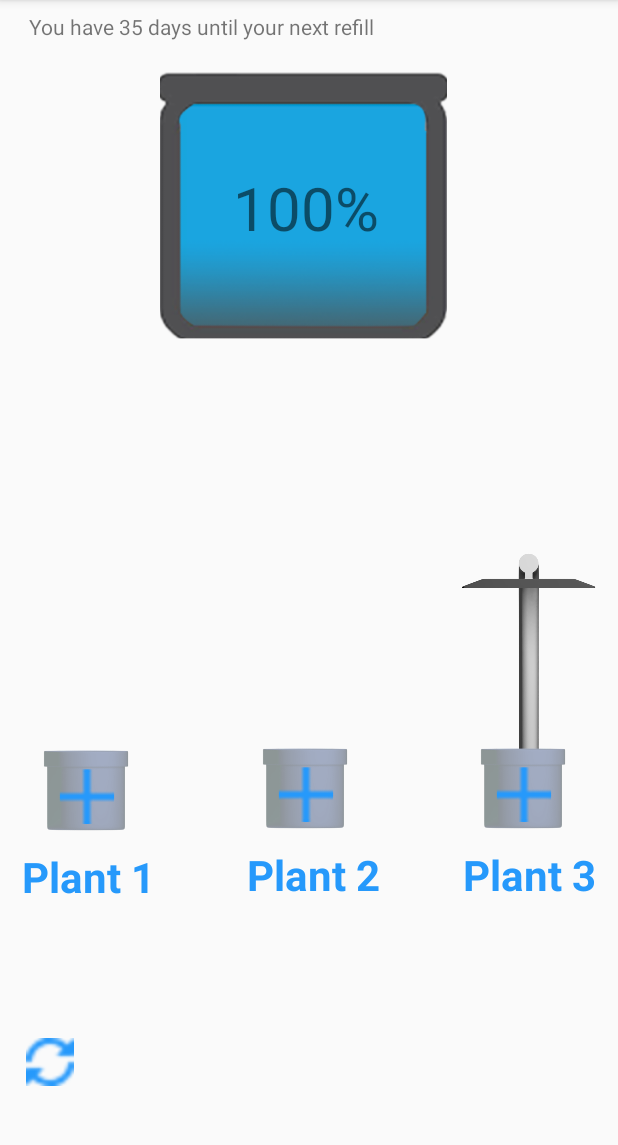
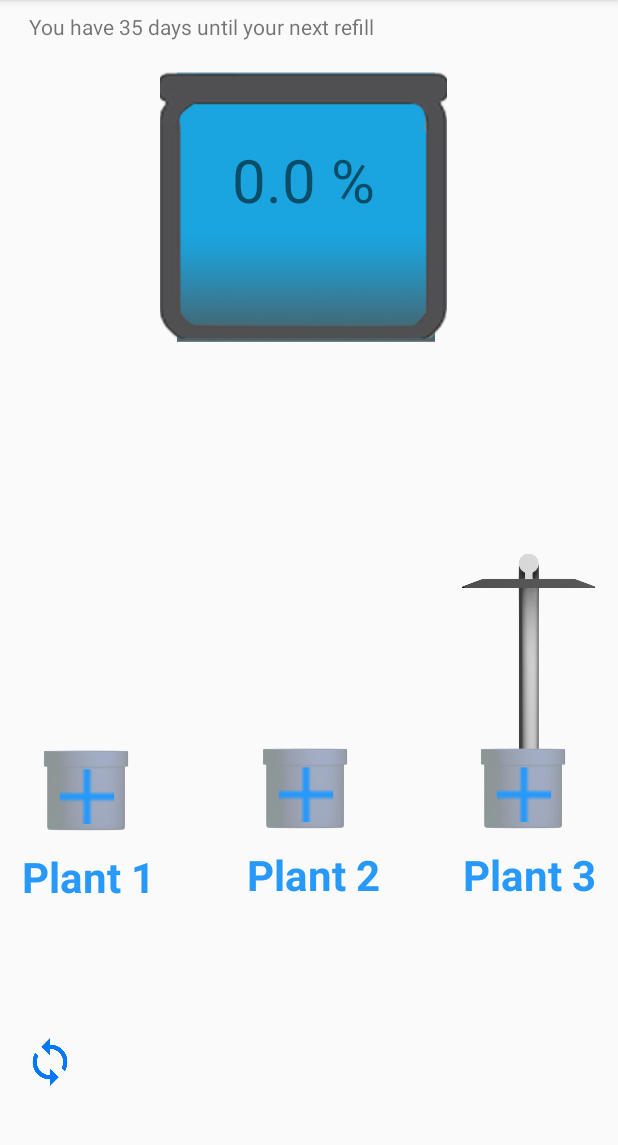
Before and after one commit to moenthelawn/Plant-Application-, an Android app: the screen it shows after launch (MainActivity), after a tap on an icon or button, on a phone screen of 412 x 824 dp, the part 84-1229 px from its top. Run offline under Robolectric (Android 15) with nearby library versions, the phone set to English and light mode, and no system bars; 6 statements that could not run were skipped; 3 other taps on this screen came first.

Commit message:
Adding the feature to automatically adjust the water tank supply based on incoming packets

```diff
--- /dev/null
+++ b/app/src/main/java/com/example/chris/plantapplication/GlobalConstants.java
@@ -0,0 +1,5 @@
+package com.example.chris.plantapplication;
+
+public class GlobalConstants {
+    public static final float MAX_WATERTANK = 15f; //The units are in L
+}
--- a/app/src/main/java/com/example/chris/plantapplication/MainActivity.java
+++ b/app/src/main/java/com/example/chris/plantapplication/MainActivity.java
@@ -7,7 +7,9 @@ import android.support.constraint.ConstraintLayout;
 import android.support.constraint.ConstraintSet;
 import android.support.v7.app.AppCompatActivity;
 import android.os.Bundle;
+import android.util.TypedValue;
 import android.view.View;
+import android.view.ViewGroup;
 import android.widget.Button;
 import android.app.Activity;
 import android.widget.ImageButton;
@@ -15,11 +17,14 @@ import android.widget.ImageView;
 import android.widget.TextView;
 import android.widget.Toast;
 
+import org.w3c.dom.Text;
+
 import java.io.BufferedReader;
 import java.io.IOException;
 import java.io.InputStreamReader;
 import java.net.ServerSocket;
 import java.net.Socket;
+
 
 public class MainActivity extends AppCompatActivity {
 
@@ -29,32 +34,38 @@ public class MainActivity extends AppCompatActivity {
     private ImageButton button2;
     private ImageButton button_updates;
     Thread myThread;
+    TcpClient client;
 
+    private GlobalConstants constants;
     private plantDataBase plantH;
     private ButtonSlots threeButtons;
+
     @Override
 
     protected void onCreate(Bundle savedInstanceState) {
         super.onCreate(savedInstanceState);
         threeButtons = new ButtonSlots();
+        constants = new GlobalConstants();
 
         setContentView(R.layout.activity_main);
         plantH = plantDataBase.getInstance();
         setImageGrowthVisibility();
 
-
-        myThread = new Thread(new TcpClient(this.getApplicationContext()));
+        client = new TcpClient(this.getApplicationContext());
+        myThread = new Thread(client);
         myThread.start();
 
         addPlants();
     }
+
     @Override
     protected void onResume() {
         super.onResume();
         contentUpdate();
         //updateButtonText();
     }
-    private void setImageGrowthVisibility(){//Set all the harvest image views to invisible
+
+    private void setImageGrowthVisibility() {//Set all the harvest image views to invisible
         ImageView harvestSlot1 = findViewById(R.id.imageView13); //Corresponding image button attached to it
         ImageView harvestSlot2 = findViewById(R.id.imageView16); //Corresponding image button attached to it
         ImageView harvestSlot3 = findViewById(R.id.imageView12); //Corresponding image button attached to it
@@ -63,10 +74,11 @@ public class MainActivity extends AppCompatActivity {
         harvestSlot3.setVisibility(harvestSlot3.INVISIBLE);
 
     }
-    private void updateButtonText(int buttonID, String Text, Plant currentPlant){
+
+    private void updateButtonText(int buttonID, String Text, Plant currentPlant) {
         int buttonIDSTATIC = 2131230814;
 
-        if (buttonID == (buttonIDSTATIC)){ //Slot 1
+        if (buttonID == (buttonIDSTATIC)) { //Slot 1
             //  int growthStageID = R.drawable.
             ImageView harvest = findViewById(R.id.imageView13); //Corresponding image button attached to it
 
@@ -75,8 +87,7 @@ public class MainActivity extends AppCompatActivity {
             plantText.setText(Text);
             setGrowthStageImage(harvest, currentPlant.getGrowthStage());
 
-        }
-        else if (buttonID == (buttonIDSTATIC+1)){ //slot 2
+        } else if (buttonID == (buttonIDSTATIC + 1)) { //slot 2
             //Update it to say the plants name
 
             ImageView harvest = findViewById(R.id.imageView16);//Corresponding image button attached to it
@@ -84,8 +95,7 @@ public class MainActivity extends AppCompatActivity {
             TextView plantText = (TextView) findViewById(R.id.textView12);
             setGrowthStageImage(harvest, currentPlant.getGrowthStage());
             plantText.setText(Text);
-        }
-        else if (buttonID == (buttonIDSTATIC+2)){ //slot 3
+        } else if (buttonID == (buttonIDSTATIC + 2)) { //slot 3
             //Update it to say the plants name
             ImageView harvest = findViewById(R.id.imageView12);//Corresponding image button attached to it
 
@@ -96,22 +106,23 @@ public class MainActivity extends AppCompatActivity {
         }
 
     }
-    private void setGrowthStageImage(ImageView harvest, int growthStage){
+
+    private void setGrowthStageImage(ImageView harvest, int growthStage) {
         //Sets the current growth stage of the plant
-        if (growthStage == 1){
+        if (growthStage == 1) {
             //Then we update the plant with the first imag e
             harvest.setImageResource(R.drawable.growthstage1);
             harvest.setVisibility(harvest.VISIBLE);
         }
     }
 
-    private void contentUpdate(){
+    private void contentUpdate() {
         Plant[] allPlants = plantH.getAllPlants();
-        for (int i = 0; i < allPlants.length;i++){
+        for (int i = 0; i < allPlants.length; i++) {
             int currentButtonID[] = allPlants[i].getSlotNumber();
 
             //Current Button ID is an array of all the buttons the plant is attached too
-            for (int j = 0; j < currentButtonID.length;j++) {
+            for (int j = 0; j < currentButtonID.length; j++) {
                 if (currentButtonID[j] != -1) {
                     ImageButton changingButton = (ImageButton) findViewById(currentButtonID[j]);
                     changingButton.setImageResource(R.drawable.planteye);//Update it to the eye symbol so that we know it is already in plac
@@ -120,32 +131,71 @@ public class MainActivity extends AppCompatActivity {
 
 
                     threeButtons.setButtonNumberToSlot(currentButtonID[j]); //Set the current slots number
-                    threeButtons.setPlant(currentButtonID[j],allPlants[i]);
-                    updateButtonText(currentButtonID[j],allPlants[i].getName(),allPlants[i]);
+                    threeButtons.setPlant(currentButtonID[j], allPlants[i]);
+                    updateButtonText(currentButtonID[j], allPlants[i].getName(), allPlants[i]);
 
                 }
             }
         }
     }
+    public static int convertDipToPixels(Context context, float dips)
+    {
+        return (int) (dips * context.getResources().getDisplayMetrics().density + 0.5f);
+    }
+    private void updateWaterTankLevels(float waterTank) {
+        //grab the image view portion of it
+        ImageView layout = findViewById(R.id.imageView5);
+        TextView WaterTankLevel = findViewById(R.id.textView2);
+
+        //The MAXWATERTANKSIZE is the maximum height of the image such that it will reach the top portion of the water tank
+        int MAXWATERTANKSIZE_IMAGE_HEIGHT = 157;
+        int MAXWATERTANKSIZE_IMAGE_WIDTH = 172;
+        float waterPercentage = waterTank / constants.MAX_WATERTANK;
+
+        int waterHeight_Adjustable = (int) (100 * waterPercentage);
+        float requiredHeight_Pixels =  (waterPercentage * MAXWATERTANKSIZE_IMAGE_HEIGHT);
+
+
+        // Gets the layout params that will allow you to resize the layout
+        ViewGroup.LayoutParams params = layout.getLayoutParams();
+
+        String TankLevel = Float.toString( waterHeight_Adjustable) + " %";
+        WaterTankLevel.setText(TankLevel); //Also we need to set the percentage of the water tank to the value of the percentage left
+
+        params.height = convertDipToPixels(this.getApplicationContext(),requiredHeight_Pixels);
+        layout.setLayoutParams(params);
+
+    }
+
+    private void updateIU_PacketUpdate(String message) {
+        String[] values = message.split(";"); //Split the message into each component
+        int airHumidity = Integer.parseInt(values[0]);
+        float height = Float.parseFloat(values[1]);
+        float Angle = Float.parseFloat(values[2]);
+        float waterTank = Float.parseFloat(values[3]);
+        int numberDay = Integer.parseInt(values[4]);
+
+        //Now we need to update the entire UI of the system
+        updateWaterTankLevels(waterTank); //This will update the level of the water tank based on the image provided
+
+    }
+
     private void addPlants() {
 
         button = (ImageButton) findViewById(R.id.imageButton4);
         button1 = (ImageButton) findViewById(R.id.imageButton6);
         button2 = (ImageButton) findViewById(R.id.imageButton7);
-        button_updates = (ImageButton)findViewById(R.id.imageButton2);
-
+        button_updates = (ImageButton) findViewById(R.id.imageButton2);
 
 
         button_updates.setOnClickListener(new View.OnClickListener() {
             @Override
             public void onClick(View v) {
                 //If this button is clicked, then we will open activity2
-
-
+                String message = client.message;
+                updateIU_PacketUpdate(message);
                 //client.run();
-               // //frame.execute(e1.getTest)
-
-
+                // //frame.execute(e1.getTest)
             }
 
         });
@@ -180,22 +230,21 @@ public class MainActivity extends AppCompatActivity {
 
         });
     }
-    public void moveWateringHeightMeter(int positionID){
-        ImageView myView= (ImageView)findViewById(R.id.imageView7);
+
+    public void moveWateringHeightMeter(int positionID) {
+        ImageView myView = (ImageView) findViewById(R.id.imageView7);
 
         ConstraintLayout.LayoutParams params = (ConstraintLayout.LayoutParams) myView.getLayoutParams();
 
-        if (positionID == 1){ //If the position is the first vase in the plant
+        if (positionID == 1) { //If the position is the first vase in the plant
             params.horizontalBias = 0.02f; //We want to set the horizontal bias now
-           // constraintSet.setHorizontalBias(R.id.game_right, biasedValue);
-           // constraintSet.applyTo((ConstraintLayout) findViewById(R.id.activity_constraint));
+            // constraintSet.setHorizontalBias(R.id.game_right, biasedValue);
+            // constraintSet.applyTo((ConstraintLayout) findViewById(R.id.activity_constraint));
             //WateringHeightMeter.
-        }
-        else if (positionID == 2){
+        } else if (positionID == 2) {
             params.horizontalBias = 0.49f;
 
-        }
-        else if (positionID == 3){
+        } else if (positionID == 3) {
             params.horizontalBias = 0.98f;
 
         }
@@ -211,8 +260,7 @@ public class MainActivity extends AppCompatActivity {
             Intent intent = new Intent(this, Activity2.class);
             intent.putExtra("Button ID", buttonID);
             startActivity(intent);
-        }
-        else{
+        } else {
             //Then we want to go the activity to display the plant slots ID value
             Intent intent = new Intent(this, PlantMoniteringSlot1.class);
             intent.putExtra("Button ID", buttonID); //Add the button ID as extra such that we can monitor the plant's graph
--- a/app/src/main/java/com/example/chris/plantapplication/TcpClient.java
+++ b/app/src/main/java/com/example/chris/plantapplication/TcpClient.java
@@ -21,7 +21,6 @@ public class TcpClient implements Runnable{
     InputStreamReader isr;
     BufferedReader bufferedReader;
     public String message;
-
 
     Handler h = new Handler();
 
--- a/app/src/main/res/layout/activity_main.xml
+++ b/app/src/main/res/layout/activity_main.xml
@@ -15,7 +15,7 @@
         <ImageView
             android:id="@+id/imageView5"
             android:layout_width="172dp"
-            android:layout_height="157dp"
+            android:layout_height="40dp"
             android:layout_alignBottom="@+id/imageButton13"
             android:layout_centerHorizontal="true"
             android:layout_marginStart="12dp"
@@ -30,7 +30,7 @@
             app:layout_constraintHorizontal_bias="1.0"
             app:layout_constraintStart_toStartOf="@+id/imageButton13"
             app:layout_constraintTop_toTopOf="@+id/imageButton13"
-            app:layout_constraintVertical_bias="0.875"
+            app:layout_constraintVertical_bias="0.94"
             app:srcCompat="@drawable/waaa" />
 
         <TextView
@@ -39,18 +39,14 @@
             android:layout_height="wrap_content"
             android:layout_alignParentTop="true"
             android:layout_centerHorizontal="true"
-            android:layout_marginStart="8dp"
-            android:layout_marginLeft="8dp"
-            android:layout_marginTop="8dp"
-            android:layout_marginEnd="8dp"
-            android:layout_marginRight="8dp"
             android:layout_marginBottom="8dp"
             android:text="100%"
             android:textSize="40sp"
             app:layout_constraintBottom_toBottomOf="@+id/imageButton13"
-            app:layout_constraintEnd_toEndOf="@+id/imageView5"
-            app:layout_constraintStart_toStartOf="@+id/imageView5"
-            app:layout_constraintTop_toTopOf="@+id/imageButton13" />
+            app:layout_constraintEnd_toEndOf="@+id/imageButton13"
+            app:layout_constraintStart_toStartOf="@+id/imageButton13"
+            app:layout_constraintTop_toTopOf="@+id/imageButton13"
+            app:layout_constraintVertical_bias="0.38" />
 
         <ImageView
             android:id="@+id/imageButton13"
@@ -300,7 +296,7 @@
             app:layout_constraintStart_toStartOf="parent"
             app:layout_constraintTop_toBottomOf="@+id/textView4"
             app:layout_constraintVertical_bias="0.32"
-            app:srcCompat="@drawable/refresh" />
+            app:srcCompat="@drawable/refreshbutton" />
 
     </android.support.constraint.ConstraintLayout>
 
```
Also changed, not shown: app/src/main/res/drawable/refresh.png, app/src/main/res/drawable/refreshbutton.png (added).
